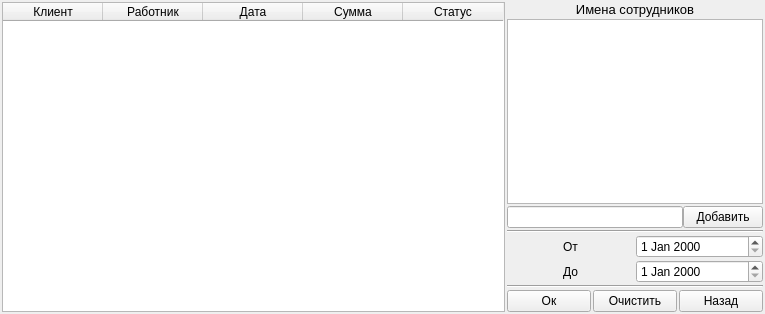
The window that code/form_for_show_data.ui (Alex-Sidorov/SEFOLL) describes before a commit, drawn with Qt 5.
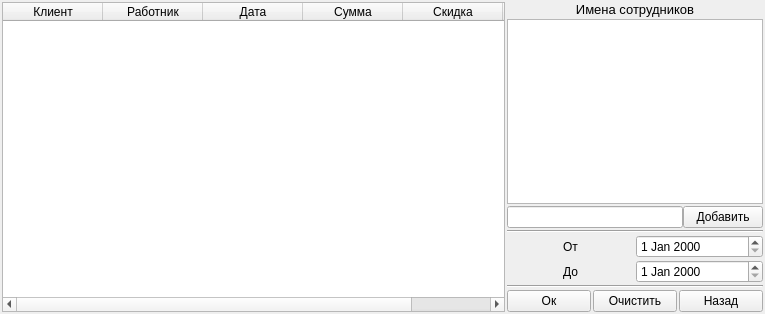
The same window after the commit.

Diff of the .ui file:
```diff
--- a/code/form_for_show_data.ui
+++ b/code/form_for_show_data.ui
@@ -75,6 +75,11 @@
        <string>Сумма</string>
       </property>
      </column>
+     <column>
+      <property name="text">
+       <string>Скидка</string>
+      </property>
+     </column>
      <column>
       <property name="text">
        <string>Статус</string>
```
Left out of the diff: 2 changed lines with no effect on the pictures.
